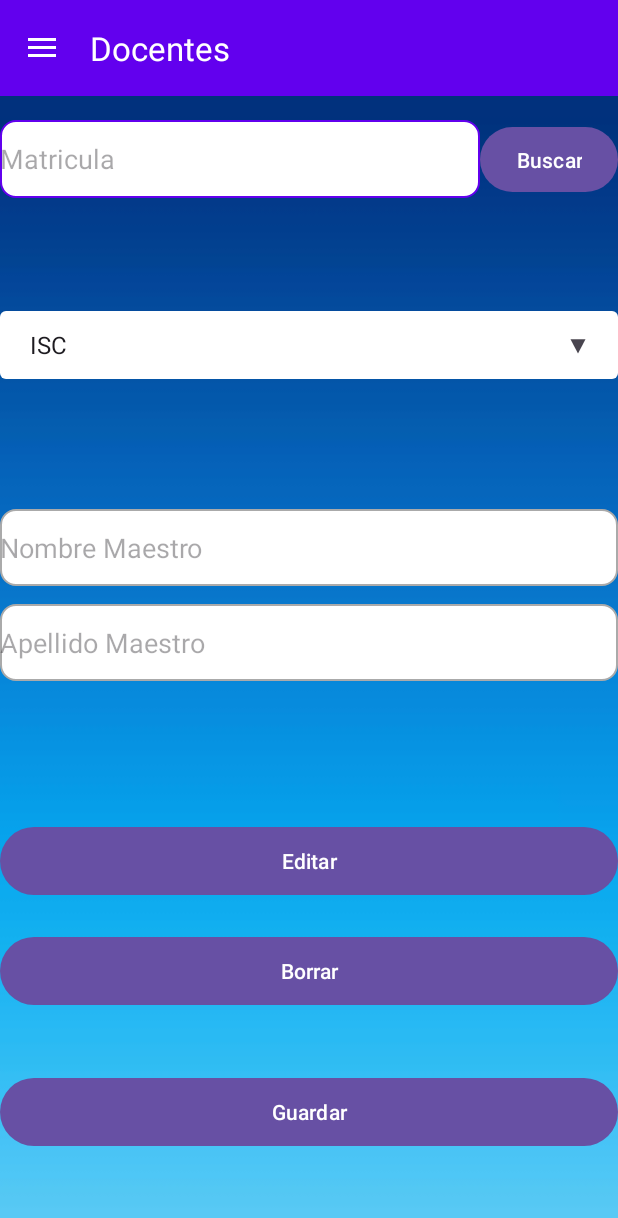
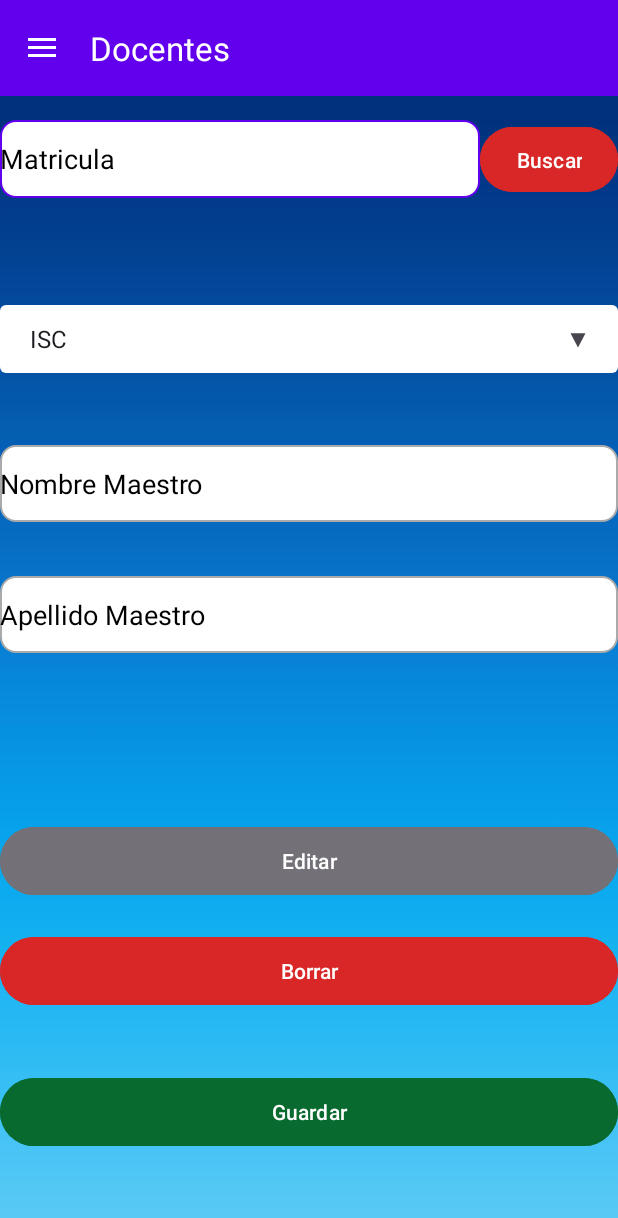
Before and after one commit to DELLAlfredo/AsistenciaDocente, an Android app: the abcDocentes screen opened directly, with no data from a screen before it, on a phone screen of 412 x 824 dp. Shown: the top 1218 px of the screen. Run offline under Robolectric (Android 15) with nearby library versions, the light colour scheme and no system bars; our stand-ins replace Volley; network calls fail; Roboto replaces fonts that are not available here.

Commit message:
arreglo colores

```diff
--- a/app/src/main/res/layout/activity_abc_docentes.xml
+++ b/app/src/main/res/layout/activity_abc_docentes.xml
@@ -15,6 +15,8 @@
         android:layout_marginTop="16dp"
         android:background="@drawable/custumimput"
         android:ems="10"
+        android:textColorHint="@color/black"
+        android:textColor="@color/black"
         android:hint="Matricula"
         android:inputType="number"
         app:layout_constraintEnd_toStartOf="@+id/btnBuscar"
@@ -27,6 +29,8 @@
         android:layout_height="53dp"
         android:layout_marginTop="20dp"
         android:text="Borrar"
+        android:backgroundTint="@color/error"
+
         app:layout_constraintEnd_toEndOf="@+id/btnEditar"
         app:layout_constraintStart_toStartOf="@+id/btnEditar"
         app:layout_constraintTop_toBottomOf="@+id/btnEditar" />
@@ -37,6 +41,8 @@
         android:layout_height="53dp"
         android:layout_marginTop="20dp"
         android:text="Editar"
+        android:backgroundTint="@color/IIAScolor"
+
         app:layout_constraintEnd_toEndOf="parent"
         app:layout_constraintStart_toStartOf="parent"
         app:layout_constraintTop_toTopOf="@+id/guideline12" />
@@ -46,6 +52,7 @@
         android:layout_width="0dp"
         android:layout_height="51dp"
         android:text="Buscar"
+        android:backgroundTint="@color/error"
         app:layout_constraintBottom_toBottomOf="@+id/etMatricula"
         app:layout_constraintEnd_toEndOf="parent"
         app:layout_constraintTop_toTopOf="@+id/etMatricula" />
@@ -59,6 +66,8 @@
         android:ems="10"
         android:hint="Nombre Maestro"
         android:inputType="text"
+        android:textColorHint="@color/black"
+        android:textColor="@color/black"
         app:layout_constraintEnd_toEndOf="parent"
         app:layout_constraintStart_toStartOf="parent"
         app:layout_constraintTop_toTopOf="@+id/guideline18" />
@@ -67,12 +76,15 @@
         android:id="@+id/etApellido"
         android:layout_width="0dp"
         android:layout_height="51dp"
-        android:layout_marginTop="12dp"
+        android:layout_marginTop="36dp"
         android:background="@drawable/custumimput"
         android:ems="10"
         android:hint="Apellido Maestro"
         android:inputType="text"
+        android:textColorHint="@color/black"
+        android:textColor="@color/black"
         app:layout_constraintEnd_toEndOf="@+id/etNombre"
+        app:layout_constraintHorizontal_bias="1.0"
         app:layout_constraintStart_toStartOf="@+id/etNombre"
         app:layout_constraintTop_toBottomOf="@+id/etNombre" />
 
@@ -90,6 +102,8 @@
         android:layout_marginTop="20dp"
         android:layout_marginBottom="35dp"
         android:text="Guardar"
+        android:backgroundTint="@color/INNcolor"
+
         app:layout_constraintBottom_toBottomOf="parent"
         app:layout_constraintEnd_toEndOf="@+id/btnBorrar"
         app:layout_constraintStart_toStartOf="@+id/btnBorrar"
@@ -102,14 +116,16 @@
         android:background="@drawable/customspiner"
         app:layout_constraintBottom_toTopOf="@+id/guideline18"
         app:layout_constraintEnd_toEndOf="parent"
+        app:layout_constraintHorizontal_bias="0.0"
         app:layout_constraintStart_toStartOf="parent"
-        app:layout_constraintTop_toBottomOf="@+id/etMatricula" />
+        app:layout_constraintTop_toBottomOf="@+id/etMatricula"
+        app:layout_constraintVertical_bias="0.666" />
 
     <androidx.constraintlayout.widget.Guideline
         android:id="@+id/guideline18"
         android:layout_width="wrap_content"
         android:layout_height="wrap_content"
         android:orientation="horizontal"
-        app:layout_constraintGuide_percent="0.34610122" />
+        app:layout_constraintGuide_percent="0.29" />
 
 </androidx.constraintlayout.widget.ConstraintLayout>
```
Also changed, not shown: app/src/main/res/drawable/colorfondo.xml (added, +9 -0 lines), app/src/main/res/layout/activity_abc_aula.xml (+12 -2 lines), app/src/main/res/layout/activity_login.xml (+7 -3 lines).
